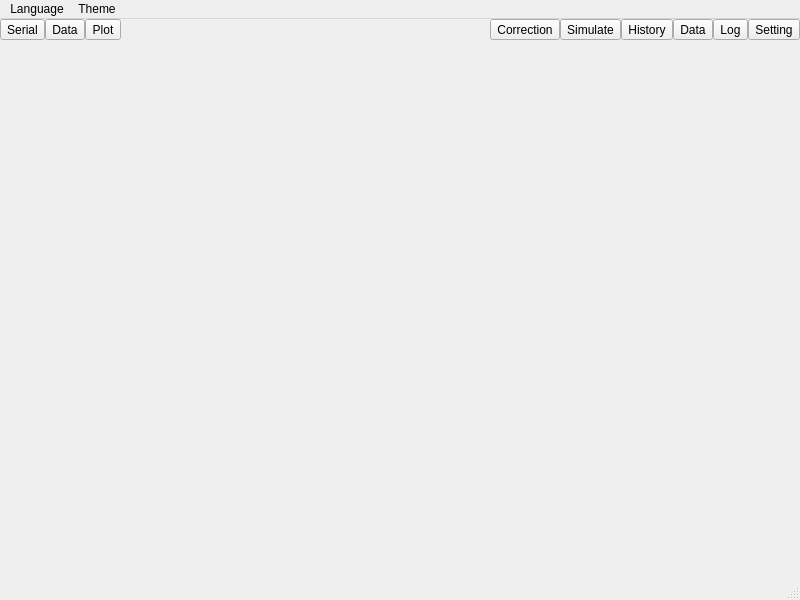
Before: the Qt Designer form src/main/mainwindow.ui in MRsoymilk/MySerial, drawn with Qt 5.
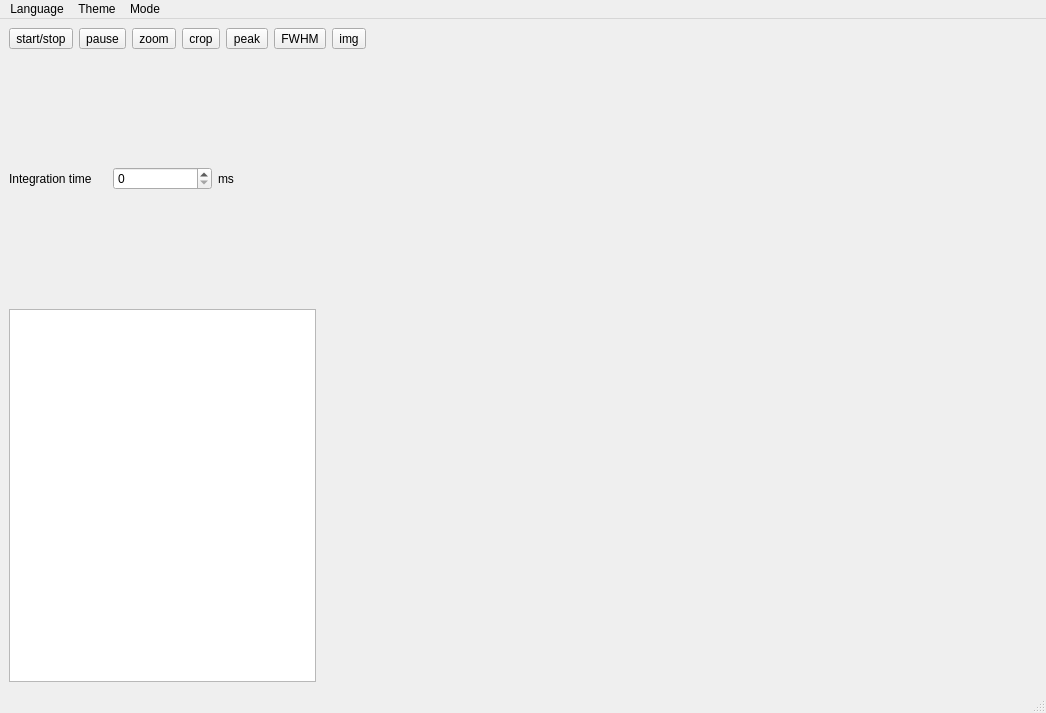
After: the same form once the commit is applied. The open tabs and pages were chosen to show the change.

Commit message: add mode: Easy and Expert

The edit to the form file:
```diff
--- a/src/main/mainwindow.ui
+++ b/src/main/mainwindow.ui
@@ -6,15 +6,15 @@
    <rect>
     <x>0</x>
     <y>0</y>
-    <width>800</width>
-    <height>600</height>
+    <width>1046</width>
+    <height>713</height>
    </rect>
   </property>
   <property name="windowTitle">
    <string>MySerial</string>
   </property>
   <widget class="QWidget" name="centralwidget">
-   <layout class="QGridLayout" name="gridLayout" rowstretch="1,9">
+   <layout class="QGridLayout" name="gridLayout" rowstretch="0">
     <property name="leftMargin">
      <number>0</number>
     </property>
@@ -31,6 +31,10 @@
      <number>0</number>
     </property>
     <item row="0" column="0">
+     <widget class="QStackedWidget" name="stackedWidgetMode">
+      <widget class="QWidget" name="pageExpert">
+       <layout class="QGridLayout" name="gridLayout_2">
+        <item row="0" column="0">
      <layout class="QHBoxLayout" name="hLayFunc">
       <item>
        <widget class="QToolButton" name="btnSerial">
@@ -115,12 +119,142 @@
     </item>
    </layout>
   </widget>
+      <widget class="QWidget" name="pageEasy">
+       <layout class="QGridLayout" name="gridLayout_5" rowstretch="1,4,6" columnstretch="3,7">
+        <item row="0" column="0" colspan="2">
+         <layout class="QHBoxLayout" name="hLayOperation">
+          <item>
+           <widget class="QToolButton" name="tBtnSwitch">
+            <property name="text">
+             <string>start/stop</string>
+            </property>
+            <property name="checkable">
+             <bool>false</bool>
+            </property>
+           </widget>
+          </item>
+          <item>
+           <widget class="QToolButton" name="tBtnPause">
+            <property name="text">
+             <string>pause</string>
+            </property>
+            <property name="checkable">
+             <bool>true</bool>
+            </property>
+           </widget>
+          </item>
+          <item>
+           <widget class="QToolButton" name="tBtnZoom">
+            <property name="text">
+             <string>zoom</string>
+            </property>
+            <property name="checkable">
+             <bool>true</bool>
+            </property>
+           </widget>
+          </item>
+          <item>
+           <widget class="QToolButton" name="tBtnCrop">
+            <property name="text">
+             <string>crop</string>
+            </property>
+            <property name="checkable">
+             <bool>true</bool>
+            </property>
+           </widget>
+          </item>
+          <item>
+           <widget class="QToolButton" name="tBtnPeak">
+            <property name="text">
+             <string>peak</string>
+            </property>
+            <property name="checkable">
+             <bool>true</bool>
+            </property>
+           </widget>
+          </item>
+          <item>
+           <widget class="QToolButton" name="tBtnFWHM">
+            <property name="text">
+             <string>FWHM</string>
+            </property>
+            <property name="checkable">
+             <bool>true</bool>
+            </property>
+           </widget>
+          </item>
+          <item>
+           <widget class="QToolButton" name="tBtnImg">
+            <property name="text">
+             <string>img</string>
+            </property>
+            <property name="checkable">
+             <bool>false</bool>
+            </property>
+           </widget>
+          </item>
+          <item>
+           <spacer name="horizontalSpacer_Operation">
+            <property name="orientation">
+             <enum>Qt::Orientation::Horizontal</enum>
+            </property>
+            <property name="sizeHint" stdset="0">
+             <size>
+              <width>40</width>
+              <height>20</height>
+             </size>
+            </property>
+           </spacer>
+          </item>
+         </layout>
+        </item>
+        <item row="1" column="0">
+         <layout class="QGridLayout" name="gLayInfo">
+          <item row="0" column="0">
+           <layout class="QHBoxLayout" name="horizontalLayout">
+            <item>
+             <widget class="QLabel" name="labelIntegrationTime">
+              <property name="text">
+               <string>Integration time</string>
+              </property>
+             </widget>
+            </item>
+            <item>
+             <widget class="QSpinBox" name="spinBox">
+              <property name="maximum">
+               <number>9999</number>
+              </property>
+             </widget>
+            </item>
+            <item>
+             <widget class="QLabel" name="label_ms">
+              <property name="text">
+               <string>ms</string>
+              </property>
+             </widget>
+            </item>
+           </layout>
+          </item>
+         </layout>
+        </item>
+        <item row="1" column="1" rowspan="2">
+         <layout class="QGridLayout" name="gLayPlot"/>
+        </item>
+        <item row="2" column="0">
+         <widget class="QTableView" name="tableViewValue"/>
+        </item>
+       </layout>
+      </widget>
+     </widget>
+    </item>
+   </layout>
+  </widget>
   <widget class="QMenuBar" name="menubar">
    <property name="geometry">
     <rect>
      <x>0</x>
      <y>0</y>
-     <width>800</width>
+     <width>1046</width>
      <height>21</height>
     </rect>
    </property>
@@ -142,8 +276,16 @@
     <addaction name="actionOSX_Dark"/>
     <addaction name="actionHelloKitty"/>
    </widget>
+   <widget class="QMenu" name="menuMode">
+    <property name="title">
+     <string>Mode</string>
+    </property>
+    <addaction name="actionEasy"/>
+    <addaction name="actionExpert"/>
+   </widget>
    <addaction name="menuLanguage"/>
    <addaction name="menuTheme"/>
+   <addaction name="menuMode"/>
   </widget>
   <widget class="QStatusBar" name="statusbar"/>
   <action name="action_en">
```
Left out of the diff: 40 changed lines with no effect on the pictures. Lines whose indentation alone changed are shown as unchanged. The commit also changes 9 other files.
